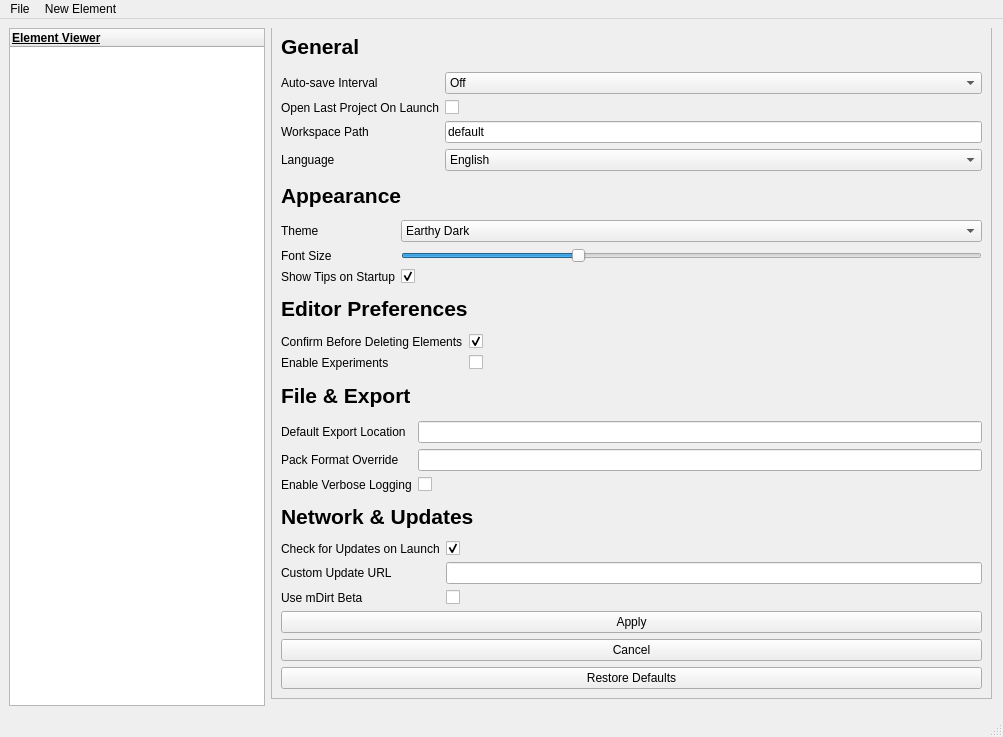
The window that lib/UIs/ui.ui (Faith-and-Code-Technologies/mDirt) describes before a commit, drawn with Qt 5.
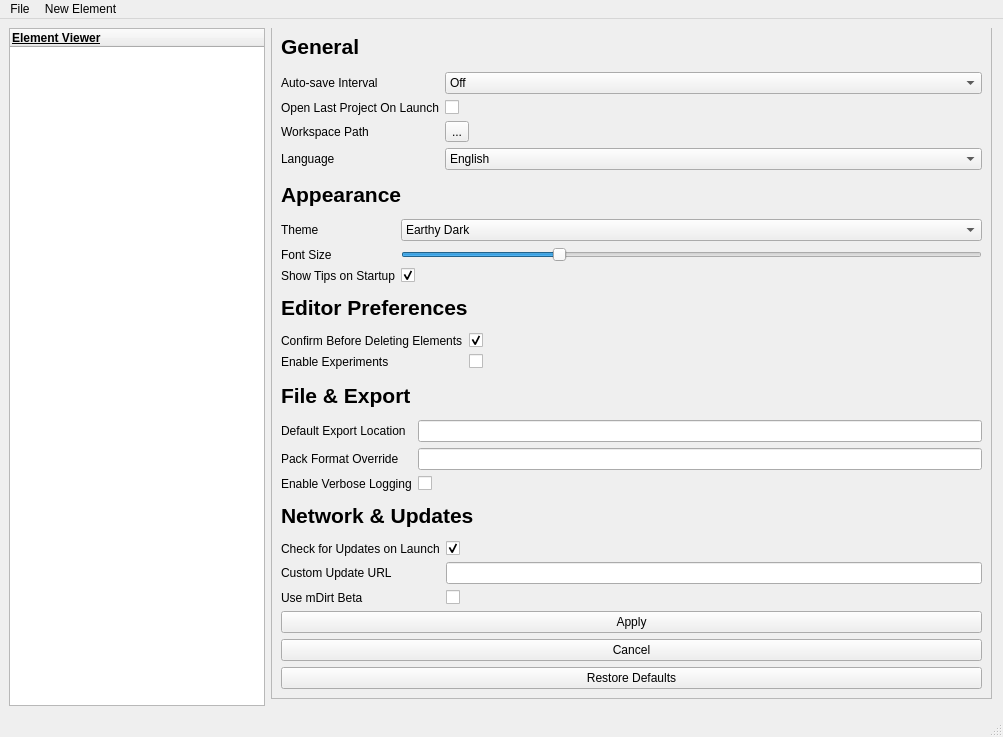
The same window after the commit. The open tabs and pages were chosen to show the change.

Commit message: Installed more settings

```diff
--- a/lib/UIs/ui.ui
+++ b/lib/UIs/ui.ui
@@ -1831,16 +1831,6 @@
               </property>
              </widget>
             </item>
-            <item row="2" column="1">
-             <widget class="QLineEdit" name="settingsWorkspacePathCombo">
-              <property name="toolTip">
-               <string>&lt;html&gt;&lt;head/&gt;&lt;body&gt;&lt;p&gt;The location where your workspaces can be found.&lt;/p&gt;&lt;/body&gt;&lt;/html&gt;</string>
-              </property>
-              <property name="text">
-               <string>default</string>
-              </property>
-             </widget>
-            </item>
             <item row="3" column="0">
              <widget class="QLabel" name="label_17">
               <property name="text">
@@ -1860,6 +1850,13 @@
               </item>
              </widget>
             </item>
+            <item row="2" column="1">
+             <widget class="QToolButton" name="settingsWorkspacePathButton">
+              <property name="text">
+               <string>...</string>
+              </property>
+             </widget>
+            </item>
            </layout>
           </item>
           <item>
@@ -1915,13 +1912,13 @@
                <string>&lt;html&gt;&lt;head/&gt;&lt;body&gt;&lt;p&gt;The font size for texts across the app.&lt;br/&gt;Changing may lead to some minor graphical glitches.&lt;/p&gt;&lt;/body&gt;&lt;/html&gt;</string>
               </property>
               <property name="minimum">
-               <number>10</number>
+               <number>5</number>
               </property>
               <property name="maximum">
                <number>20</number>
               </property>
               <property name="value">
-               <number>13</number>
+               <number>9</number>
               </property>
               <property name="orientation">
                <enum>Qt::Orientation::Horizontal</enum>
```
The commit also changes 3 other files.
